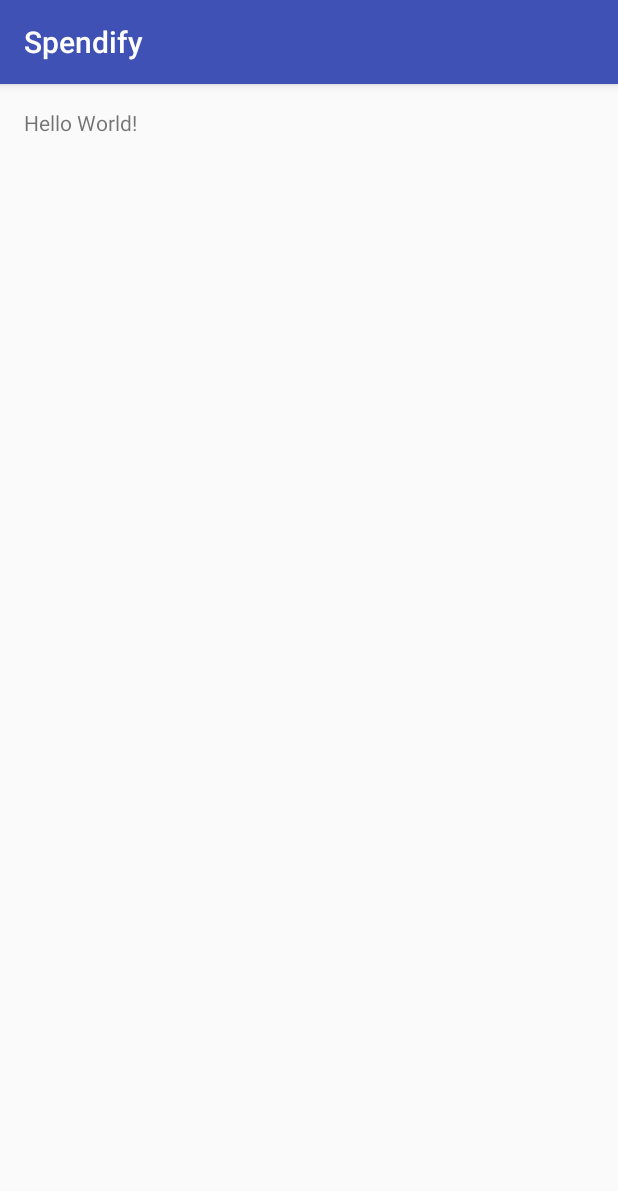
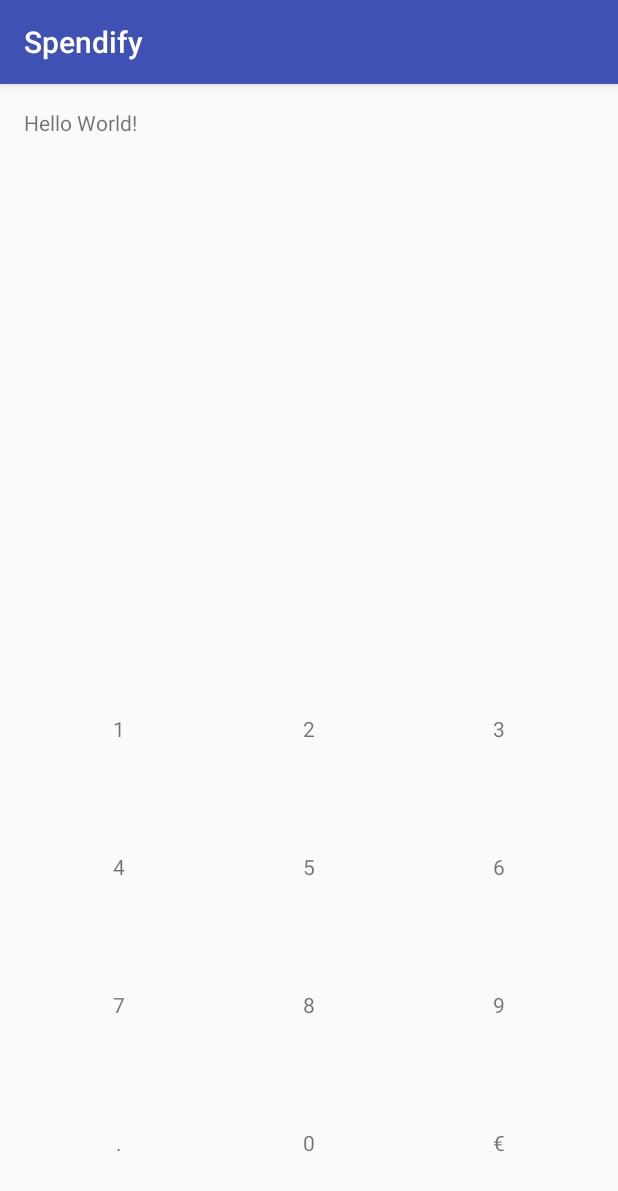
Before and after one commit to alavpa/Spendify, an Android app: the screen it shows after launch (MainActivity), on a phone screen of 412 x 824 dp. Shown: the top 1191 px of the screen. Run offline under Robolectric (Android 15) with nearby library versions, the phone set to English and light mode, and no system bars; our stand-ins replace ButterKnife.

Commit message:
Keyboard

```diff
--- a/app/src/main/AndroidManifest.xml
+++ b/app/src/main/AndroidManifest.xml
@@ -1,6 +1,6 @@
 <?xml version="1.0" encoding="utf-8"?>
 <manifest xmlns:android="http://schemas.android.com/apk/res/android"
-    package="com.alavpa.Spendify">
+    package="com.alavpa.spendify">
 
     <application
         android:allowBackup="true"
@@ -8,7 +8,7 @@
         android:label="@string/app_name"
         android:supportsRtl="true"
         android:theme="@style/AppTheme">
-        <activity android:name=".ui.MainActivity">
+        <activity android:name="com.alavpa.spendify.ui.MainActivity">
             <intent-filter>
                 <action android:name="android.intent.action.MAIN" />
                 <category android:name="android.intent.category.LAUNCHER" />
--- /dev/null
+++ b/app/src/main/java/com/alavpa/spendify/ui/MainActivity.java
@@ -0,0 +1,15 @@
+package com.alavpa.spendify.ui;
+
+import android.support.v7.app.AppCompatActivity;
+import android.os.Bundle;
+
+import com.alavpa.spendify.R;
+
+public class MainActivity extends AppCompatActivity {
+
+    @Override
+    protected void onCreate(Bundle savedInstanceState) {
+        super.onCreate(savedInstanceState);
+        setContentView(R.layout.activity_main);
+    }
+}
--- /dev/null
+++ b/app/src/main/java/com/alavpa/spendify/ui/custom/KeyText.java
@@ -0,0 +1,69 @@
+package com.alavpa.spendify.ui.custom;
+
+import android.annotation.TargetApi;
+import android.content.Context;
+import android.content.res.TypedArray;
+import android.os.Build;
+import android.util.AttributeSet;
+import android.view.LayoutInflater;
+import android.widget.FrameLayout;
+import android.widget.TextView;
+
+import com.alavpa.spendify.R;
+
+import butterknife.BindView;
+import butterknife.ButterKnife;
+
+/**
+ * Created by alavpa on 9/02/17.
+ */
+
+public class KeyText extends FrameLayout {
+
+    @BindView(R.id.tv_key)
+    TextView tvKey;
+
+    public KeyText(Context context) {
+        super(context);
+        init(null);
+    }
+
+    public KeyText(Context context, AttributeSet attrs) {
+        super(context, attrs);
+        init(attrs);
+    }
+
+    public KeyText(Context context, AttributeSet attrs, int defStyleAttr) {
+        super(context, attrs, defStyleAttr);
+        init(attrs);
+    }
+
+    @TargetApi(Build.VERSION_CODES.LOLLIPOP)
+    public KeyText(Context context, AttributeSet attrs, int defStyleAttr, int defStyleRes) {
+        super(context, attrs, defStyleAttr, defStyleRes);
+        init(attrs);
+
+    }
+
+    private void init(AttributeSet attrs){
+        LayoutInflater.from(getContext())
+                .inflate(R.layout.key_text,this,true);
+        ButterKnife.bind(this);
+        setAttrs(attrs);
+    }
+
+    public void setAttrs(AttributeSet attrs){
+        TypedArray a = getContext().obtainStyledAttributes(
+                attrs,
+                R.styleable.KeyText);
+
+        String text;
+        try {
+            text = a.getString(R.styleable.KeyText_text);
+        } finally {
+            a.recycle();
+        }
+
+        tvKey.setText(text);
+    }
+}
--- /dev/null
+++ b/app/src/main/java/com/alavpa/spendify/ui/custom/Keyboard.java
@@ -0,0 +1,44 @@
+package com.alavpa.spendify.ui.custom;
+
+import android.annotation.TargetApi;
+import android.content.Context;
+import android.os.Build;
+import android.util.AttributeSet;
+import android.view.LayoutInflater;
+import android.widget.FrameLayout;
+
+import com.alavpa.spendify.R;
+
+/**
+ * Created by alavpa on 9/02/17.
+ */
+
+public class Keyboard extends FrameLayout {
+
+    public Keyboard(Context context) {
+        super(context);
+        init(null);
+    }
+
+    public Keyboard(Context context, AttributeSet attrs) {
+        super(context, attrs);
+        init(attrs);
+    }
+
+    public Keyboard(Context context, AttributeSet attrs, int defStyleAttr) {
+        super(context, attrs, defStyleAttr);
+        init(attrs);
+    }
+
+    @TargetApi(Build.VERSION_CODES.LOLLIPOP)
+    public Keyboard(Context context, AttributeSet attrs, int defStyleAttr, int defStyleRes) {
+        super(context, attrs, defStyleAttr, defStyleRes);
+        init(attrs);
+
+    }
+
+    private void init(AttributeSet attrs){
+        LayoutInflater.from(getContext())
+                .inflate(R.layout.keyboard,this,true);
+    }
+}
--- a/app/src/main/res/layout/activity_main.xml
+++ b/app/src/main/res/layout/activity_main.xml
@@ -1,17 +1,23 @@
 <?xml version="1.0" encoding="utf-8"?>
-<RelativeLayout xmlns:android="http://schemas.android.com/apk/res/android"
+<LinearLayout xmlns:android="http://schemas.android.com/apk/res/android"
     xmlns:tools="http://schemas.android.com/tools"
     android:id="@+id/activity_main"
     android:layout_width="match_parent"
     android:layout_height="match_parent"
+    android:orientation="vertical"
     android:paddingBottom="@dimen/activity_vertical_margin"
     android:paddingLeft="@dimen/activity_horizontal_margin"
     android:paddingRight="@dimen/activity_horizontal_margin"
     android:paddingTop="@dimen/activity_vertical_margin"
-    tools:context="com.alavpa.Spendify.ui.MainActivity">
+    tools:context="com.alavpa.spendify.ui.MainActivity">
 
     <TextView
         android:layout_width="wrap_content"
-        android:layout_height="wrap_content"
+        android:layout_height="0dp"
+        android:layout_weight="1"
         android:text="Hello World!" />
-</RelativeLayout>
+    <com.alavpa.spendify.ui.custom.Keyboard
+        android:layout_width="match_parent"
+        android:layout_height="0dp"
+        android:layout_weight="1" />
+</LinearLayout>
--- /dev/null
+++ b/app/src/main/res/layout/key_text.xml
@@ -0,0 +1,11 @@
+<?xml version="1.0" encoding="utf-8"?>
+<FrameLayout xmlns:android="http://schemas.android.com/apk/res/android"
+    android:layout_width="match_parent" android:layout_height="match_parent">
+
+    <TextView android:id="@+id/tv_key"
+        android:layout_width="wrap_content"
+        android:layout_height="wrap_content"
+        android:layout_gravity="center"
+        android:text="1"/>
+
+</FrameLayout>
--- /dev/null
+++ b/app/src/main/res/layout/keyboard.xml
@@ -0,0 +1,75 @@
+<?xml version="1.0" encoding="utf-8"?>
+<TableLayout xmlns:android="http://schemas.android.com/apk/res/android"
+    xmlns:app="http://schemas.android.com/apk/res-auto"
+    android:layout_width="match_parent"
+    android:layout_height="match_parent"
+    android:stretchColumns="0,1,2">
+    <TableRow
+        android:layout_height="0dp"
+        android:layout_weight="1">
+        <com.alavpa.spendify.ui.custom.KeyText
+            android:id="@+id/key_one"
+            app:text="1"
+            android:layout_height="match_parent" />
+        <com.alavpa.spendify.ui.custom.KeyText
+            android:id="@+id/key_two"
+            app:text="2"
+            android:layout_height="match_parent" />
+        <com.alavpa.spendify.ui.custom.KeyText
+            android:id="@+id/key_three"
+            android:layout_height="match_parent"
+            app:text="3"/>
+    </TableRow>
+
+    <TableRow android:layout_height="0dp"
+        android:layout_weight="1">
+        <com.alavpa.spendify.ui.custom.KeyText
+            android:id="@+id/key_four"
+            app:text="4"
+            android:layout_height="match_parent" />
+        <com.alavpa.spendify.ui.custom.KeyText
+            android:id="@+id/key_five"
+            app:text="5"
+            android:layout_height="match_parent" />
+        <com.alavpa.spendify.ui.custom.KeyText
+            android:id="@+id/key_six"
+            android:layout_height="match_parent"
+            app:text="6"/>
+    </TableRow>
+
+    <TableRow android:layout_height="0dp"
+        android:layout_weight="1">
+        <com.alavpa.spendify.ui.custom.KeyText
+            android:id="@+id/key_seven"
+            app:text="7"
+            android:layout_height="match_parent" />
+        <com.alavpa.spendify.ui.custom.KeyText
+            android:id="@+id/key_eight"
+            app:text="8"
+            android:layout_height="match_parent" />
+        <com.alavpa.spendify.ui.custom.KeyText
+            android:id="@+id/key_nine"
+            android:layout_height="match_parent"
+            app:text="9"/>
+    </TableRow>
+
+    <TableRow
+        android:layout_height="0dp"
+        android:layout_weight="1">
+        <com.alavpa.spendify.ui.custom.KeyText
+            android:id="@+id/key_dot"
+            app:text="."
+            android:layout_height="match_parent" />
+        <com.alavpa.spendify.ui.custom.KeyText
+            android:id="@+id/key_zero"
+            app:text="0"
+            android:layout_height="match_parent" />
+        <com.alavpa.spendify.ui.custom.KeyText
+            android:id="@+id/key_currency"
+            android:layout_height="match_parent"
+            app:text="€"/>
+    </TableRow>
+
+
+
+</TableLayout>
```
Also changed, not shown: app/src/main/java/com/alavpa/spendify/domain/model/Category.java (added, +11 -0 lines), app/src/main/java/com/alavpa/spendify/domain/model/money.java (added, +15 -0 lines), app/src/main/java/com/alavpa/spendify/ui/custom/KeyImage.java (added, +70 -0 lines), app/src/main/res/drawable/ic_send.xml (added, +9 -0 lines), app/src/main/res/layout/key_image.xml (added, +11 -0 lines), app/src/main/res/values/attrs.xml (added, +9 -0 lines), 2 other files.
